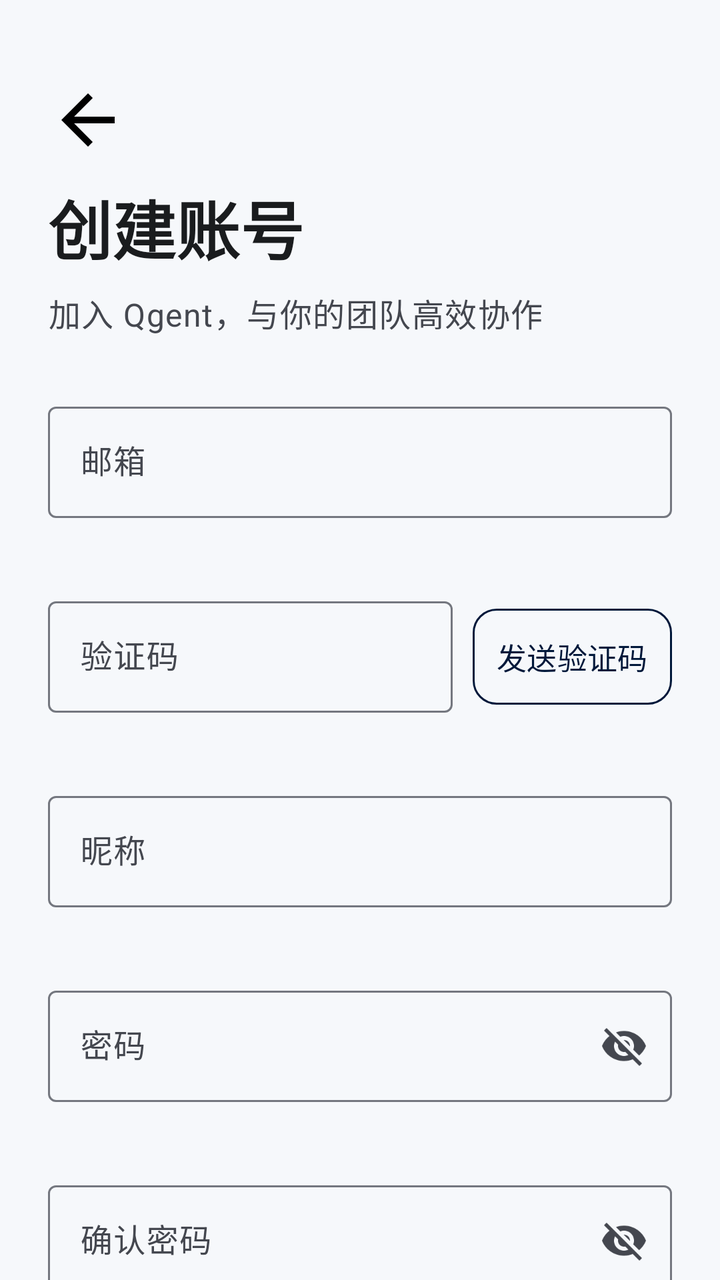
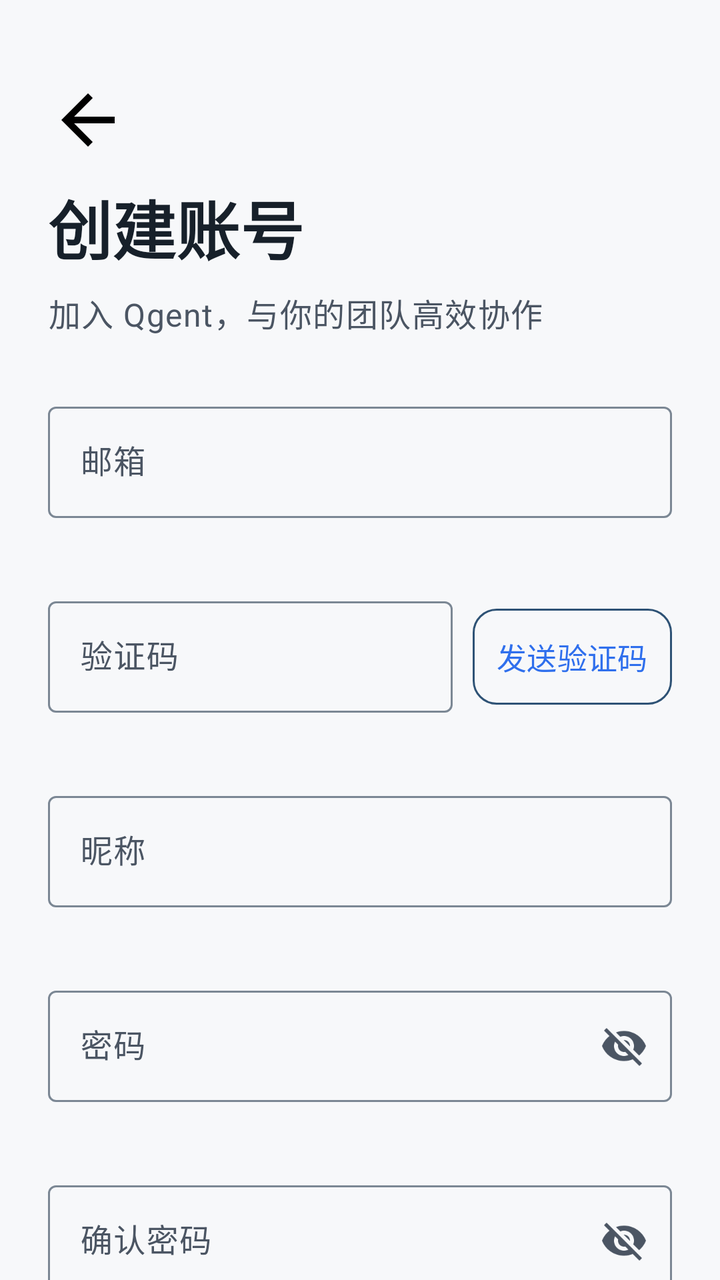

Screens rendered from an Android XML layout before and after an edit, with the pre-edit source and the edit as a unified diff.
<!-- AndroidManifest.xml: application theme Theme.Qgent -->
<!-- res/layout/fragment_register.xml -->
<?xml version="1.0" encoding="utf-8"?>
<ScrollView xmlns:android="http://schemas.android.com/apk/res/android"
    xmlns:app="http://schemas.android.com/apk/res-auto"
    android:id="@+id/register_root"
    android:layout_width="match_parent"
    android:layout_height="match_parent"
    android:background="?android:attr/colorBackground"
    android:fillViewport="true"
    android:scrollbars="none">

    <androidx.constraintlayout.widget.ConstraintLayout
        android:layout_width="match_parent"
        android:layout_height="wrap_content"
        android:paddingStart="24dp"
        android:paddingTop="40dp"
        android:paddingEnd="24dp"
        android:paddingBottom="32dp">

        <ImageView
            android:id="@+id/iv_back"
            android:layout_width="40dp"
            android:layout_height="40dp"
            android:contentDescription="@string/action_back"
            android:src="@drawable/ic_back"
            app:layout_constraintTop_toTopOf="parent"
            app:layout_constraintLeft_toLeftOf="parent" />

        <TextView
            android:id="@+id/tv_title"
            android:layout_width="wrap_content"
            android:layout_height="wrap_content"
            android:layout_marginTop="10dp"
            android:text="@string/register_title"
            android:textAppearance="@style/TextAppearance.Material3.HeadlineLarge"
            android:textColor="?attr/colorOnBackground"
            android:textStyle="bold"
            app:layout_constraintStart_toStartOf="parent"
            app:layout_constraintTop_toBottomOf="@id/iv_back" />

        <TextView
            android:id="@+id/tv_subtitle"
            android:layout_width="wrap_content"
            android:layout_height="wrap_content"
            android:layout_marginTop="8dp"
            android:text="@string/register_subtitle"
            android:textAppearance="@style/TextAppearance.Material3.BodyLarge"
            android:textColor="?attr/colorOnSurfaceVariant"
            app:layout_constraintStart_toStartOf="parent"
            app:layout_constraintTop_toBottomOf="@id/tv_title" />

        <com.google.android.material.textfield.TextInputLayout
            android:id="@+id/email_layout"
            style="@style/Widget.Material3.TextInputLayout.OutlinedBox"
            android:layout_width="0dp"
            android:layout_height="wrap_content"
            android:layout_marginTop="30dp"
            android:hint="@string/register_email"
            app:boxStrokeWidthFocused="2dp"
            app:errorEnabled="true"
            app:layout_constraintEnd_toEndOf="parent"
            app:layout_constraintStart_toStartOf="parent"
            app:layout_constraintTop_toBottomOf="@id/tv_subtitle">

            <com.google.android.material.textfield.TextInputEditText
                android:id="@+id/et_email"
                android:layout_width="match_parent"
                android:layout_height="wrap_content"
                android:imeOptions="actionNext"
                android:inputType="textEmailAddress"
                android:maxLines="1" />
        </com.google.android.material.textfield.TextInputLayout>

        
        <com.google.android.material.textfield.TextInputLayout
            android:id="@+id/code_layout"
            style="@style/Widget.Material3.TextInputLayout.OutlinedBox"
            android:layout_width="0dp"
            android:layout_height="wrap_content"
            android:layout_marginTop="16dp"
            android:hint="@string/register_verification_code"
            app:boxStrokeWidthFocused="2dp"
            app:errorEnabled="true"
            app:layout_constraintEnd_toStartOf="@id/btn_send_code"
            app:layout_constraintStart_toStartOf="parent"
            app:layout_constraintTop_toBottomOf="@id/email_layout">

            <com.google.android.material.textfield.TextInputEditText
                android:id="@+id/et_code"
                android:layout_width="match_parent"
                android:layout_height="wrap_content"
                android:layout_marginRight="10dp"
                android:imeOptions="actionNext"
                android:inputType="number"
                android:maxLength="6"
                android:maxLines="1" />
        </com.google.android.material.textfield.TextInputLayout>

        <com.google.android.material.button.MaterialButton
            android:id="@+id/btn_send_code"
            style="@style/Widget.Material3.Button.TextButton"
            android:layout_width="wrap_content"
            android:layout_height="56dp"
            android:layout_marginStart="8dp"
            android:text="@string/register_send_code"
            android:textSize="15sp"
            app:layout_constraintEnd_toEndOf="parent"
            android:layout_marginTop="5dp"
            app:layout_constraintTop_toTopOf="@id/code_layout"
            app:cornerRadius="12dp"
            app:strokeColor="@color/navy"
            app:strokeWidth="1dp"/>

        <com.google.android.material.textfield.TextInputLayout
            android:id="@+id/display_name_layout"
            style="@style/Widget.Material3.TextInputLayout.OutlinedBox"
            android:layout_width="0dp"
            android:layout_height="wrap_content"
            android:layout_marginTop="16dp"
            android:hint="@string/register_display_name"
            app:boxStrokeWidthFocused="2dp"
            app:errorEnabled="true"
            app:layout_constraintEnd_toEndOf="parent"
            app:layout_constraintStart_toStartOf="parent"
            app:layout_constraintTop_toBottomOf="@id/code_layout">

            <com.google.android.material.textfield.TextInputEditText
                android:id="@+id/et_display_name"
                android:layout_width="match_parent"
                android:layout_height="wrap_content"
                android:imeOptions="actionNext"
                android:inputType="text"
                android:maxLines="1" />
        </com.google.android.material.textfield.TextInputLayout>

        <com.google.android.material.textfield.TextInputLayout
            android:id="@+id/password_layout"
            style="@style/Widget.Material3.TextInputLayout.OutlinedBox"
            android:layout_width="0dp"
            android:layout_height="wrap_content"
            android:layout_marginTop="16dp"
            android:hint="@string/register_password"
            app:boxStrokeWidthFocused="2dp"
            app:endIconDrawable="@drawable/ic_password_toggle"
            app:endIconMode="password_toggle"
            app:errorEnabled="true"
            app:layout_constraintEnd_toEndOf="parent"
            app:layout_constraintStart_toStartOf="parent"
            app:layout_constraintTop_toBottomOf="@id/display_name_layout">

            <com.google.android.material.textfield.TextInputEditText
                android:id="@+id/et_password"
                android:layout_width="match_parent"
                android:layout_height="wrap_content"
                android:imeOptions="actionNext"
                android:inputType="textPassword"
                android:maxLines="1" />
        </com.google.android.material.textfield.TextInputLayout>

        <com.google.android.material.textfield.TextInputLayout
            android:id="@+id/confirm_layout"
            style="@style/Widget.Material3.TextInputLayout.OutlinedBox"
            android:layout_width="0dp"
            android:layout_height="wrap_content"
            android:layout_marginTop="16dp"
            android:hint="@string/register_confirm_password"
            app:boxStrokeWidthFocused="2dp"
            app:endIconDrawable="@drawable/ic_password_toggle"
            app:endIconMode="password_toggle"
            app:errorEnabled="true"
            app:layout_constraintEnd_toEndOf="parent"
            app:layout_constraintStart_toStartOf="parent"
            app:layout_constraintTop_toBottomOf="@id/password_layout">

            <com.google.android.material.textfield.TextInputEditText
                android:id="@+id/et_confirm"
                android:layout_width="match_parent"
                android:layout_height="wrap_content"
                android:imeOptions="actionDone"
                android:inputType="textPassword"
                android:maxLines="1" />
        </com.google.android.material.textfield.TextInputLayout>

        <com.google.android.material.button.MaterialButton
            android:id="@+id/btn_register"
            android:layout_width="0dp"
            android:layout_height="wrap_content"
            android:layout_marginTop="28dp"
            android:minHeight="52dp"
            android:text="@string/register_button"
            android:textSize="16sp"
            android:textStyle="bold"
            app:cornerRadius="12dp"
            app:layout_constraintEnd_toEndOf="parent"
            app:layout_constraintHorizontal_bias="0.0"
            app:layout_constraintStart_toStartOf="parent"
            app:layout_constraintTop_toBottomOf="@id/confirm_layout" />

        <TextView
            android:id="@+id/tv_login_link"
            android:layout_width="wrap_content"
            android:layout_height="wrap_content"
            android:layout_marginTop="18dp"
            android:padding="8dp"
            android:text="@string/register_login_link"
            android:textColor="?attr/colorPrimary"
            app:layout_constraintEnd_toEndOf="parent"
            app:layout_constraintStart_toStartOf="parent"
            app:layout_constraintTop_toBottomOf="@id/btn_register" />
    </androidx.constraintlayout.widget.ConstraintLayout>
</ScrollView>
<!-- resources referenced by this layout -->
<resources>
  <color name="navy">#00183A</color>
  <!-- drawable ic_back (drawable) -->
  <vector xmlns:android="http://schemas.android.com/apk/res/android"
      android:width="30dp"
      android:height="30dp"
      android:viewportWidth="24"
      android:viewportHeight="24">
      <path
          android:fillColor="#FF000000"
          android:pathData="M20,11L7.83,11l5.59,-5.59L12,4l-8,8 8,8 1.41,-1.41L7.83,13L20,13v-2z" />
  </vector>
  <!-- drawable ic_password_toggle (drawable) -->
  <selector xmlns:android="http://schemas.android.com/apk/res/android">
      <item
          android:drawable="@drawable/design_ic_visibility_off"
          android:state_checked="false" />
      <item android:drawable="@drawable/design_ic_visibility" />
  </selector>
  <string name="action_back">返回</string>
  <string name="register_button">注 册</string>
  <string name="register_confirm_password">确认密码</string>
  <string name="register_display_name">昵称</string>
  <string name="register_email">邮箱</string>
  <string name="register_login_link">已有账号？返回登录</string>
  <string name="register_password">密码</string>
  <string name="register_send_code">发送验证码</string>
  <string name="register_subtitle">加入 Qgent，与你的团队高效协作</string>
  <string name="register_title">创建账号</string>
  <string name="register_verification_code">验证码</string>
  <style name="Theme.Qgent" parent="Base.Theme.Qgent" />
  <style name="Base.Theme.Qgent" parent="Theme.Material3.DayNight.NoActionBar">
          <item name="colorPrimary">@color/navy</item>
          <item name="colorOnPrimary">@color/white</item>
          <item name="colorPrimaryContainer">@color/blue_tint</item>
          <item name="colorOnPrimaryContainer">@color/navy</item>
          <item name="colorSecondary">@color/slate_gray</item>
          <item name="colorOnSecondary">@color/white</item>
          <item name="android:colorBackground">@color/off_white</item>
          <item name="colorSurface">@color/white</item>
          <item name="colorOnSurface">@color/charcoal</item>
          <item name="colorOnBackground">@color/charcoal</item>
          <item name="colorOutline">@color/gray</item>
          <item name="colorSurfaceVariant">@color/light_gray</item>
          <item name="colorOnSurfaceVariant">@color/gray_dark</item>
          <item name="android:statusBarColor">@android:color/transparent</item>
      </style>
  <color name="white">#FFFFFFFF</color>
  <color name="blue_tint">#D6E2F5</color>
  <color name="slate_gray">#55617C</color>
  <color name="off_white">#F6F8FB</color>
  <color name="charcoal">#1A1C1E</color>
  <color name="gray">#74777F</color>
  <color name="light_gray">#E9EAF2</color>
  <color name="gray_dark">#44474F</color>
</resources>

<!-- the commit's change to res/layout/fragment_register.xml (unified diff, before → after) -->
@@ -189,6 +189,7 @@
             android:text="@string/register_button"
             android:textSize="16sp"
             android:textStyle="bold"
+            app:backgroundTint="@color/navy_dark"
             app:cornerRadius="12dp"
             app:layout_constraintEnd_toEndOf="parent"
             app:layout_constraintHorizontal_bias="0.0"
<!-- resource entries referenced after the edit -->
@@ -1,6 +1,7 @@
 <!-- resources referenced by this layout -->
 <resources>
-  <color name="navy">#00183A</color>
+  <color name="navy">#2E5275</color>
+  <color name="navy_dark">#10263D</color>
   <!-- drawable ic_back (drawable) -->
   <vector xmlns:android="http://schemas.android.com/apk/res/android"
       android:width="30dp"
@@ -31,12 +32,14 @@
   <string name="register_verification_code">验证码</string>
   <style name="Theme.Qgent" parent="Base.Theme.Qgent" />
   <style name="Base.Theme.Qgent" parent="Theme.Material3.DayNight.NoActionBar">
-          <item name="colorPrimary">@color/navy</item>
+          <item name="colorPrimary">@color/primary</item>
           <item name="colorOnPrimary">@color/white</item>
-          <item name="colorPrimaryContainer">@color/blue_tint</item>
-          <item name="colorOnPrimaryContainer">@color/navy</item>
-          <item name="colorSecondary">@color/slate_gray</item>
+          <item name="colorPrimaryContainer">@color/primary_container</item>
+          <item name="colorOnPrimaryContainer">@color/on_primary_container</item>
+          <item name="colorSecondary">@color/teal</item>
           <item name="colorOnSecondary">@color/white</item>
+          <item name="colorTertiary">@color/status_yellow</item>
+          <item name="colorOnTertiary">@color/white</item>
           <item name="android:colorBackground">@color/off_white</item>
           <item name="colorSurface">@color/white</item>
           <item name="colorOnSurface">@color/charcoal</item>
@@ -46,13 +49,16 @@
           <item name="colorOnSurfaceVariant">@color/gray_dark</item>
           <item name="android:statusBarColor">@android:color/transparent</item>
       </style>
+  <color name="primary">#2F6FED</color>
   <color name="white">#FFFFFFFF</color>
-  <color name="blue_tint">#D6E2F5</color>
-  <color name="slate_gray">#55617C</color>
-  <color name="off_white">#F6F8FB</color>
-  <color name="charcoal">#1A1C1E</color>
-  <color name="gray">#74777F</color>
-  <color name="light_gray">#E9EAF2</color>
-  <color name="gray_dark">#44474F</color>
+  <color name="primary_container">#E6F0FF</color>
+  <color name="on_primary_container">#001B3C</color>
+  <color name="teal">#137C8A</color>
+  <color name="status_yellow">#B7791F</color>
+  <color name="off_white">#F7F8FA</color>
+  <color name="charcoal">#17202A</color>
+  <color name="gray">#7B8794</color>
+  <color name="light_gray">#E4E9F0</color>
+  <color name="gray_dark">#4B5563</color>
 </resources>
 
